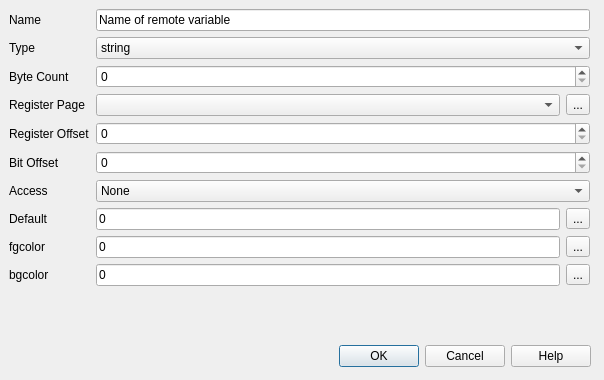
This is src/cdlgmdfremotevar.ui in grodansparadis/vscp-works-qt as Qt 5 draws it before an edit. The edited form follows.
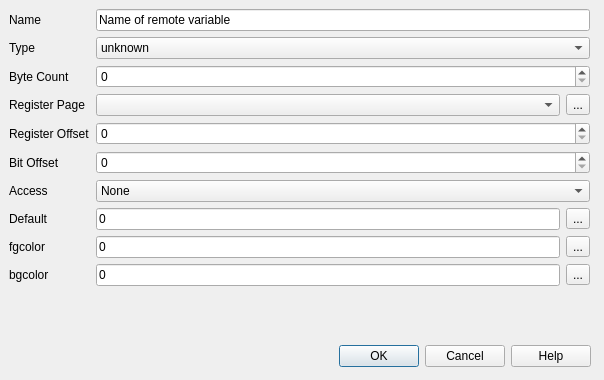
This is the edited form.

The edit to the form file:
```diff
--- a/src/cdlgmdfremotevar.ui
+++ b/src/cdlgmdfremotevar.ui
@@ -73,7 +73,7 @@
       </property>
       <item>
        <property name="text">
-        <string>string</string>
+        <string>unknown</string>
        </property>
       </item>
       <item>
```
Left out of the diff: 2 changed lines with no effect on the pictures.
